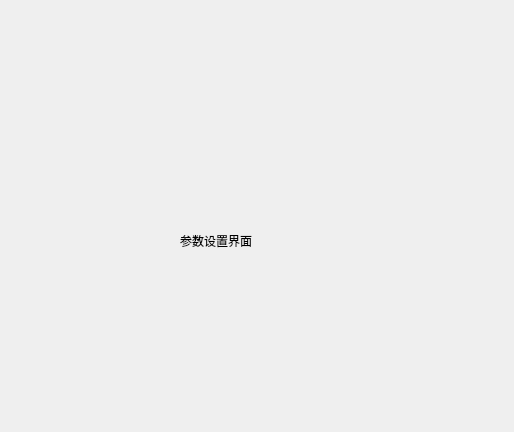
Above: BusBar/setting/settingwid.ui from luozhiyong131/BusBar before the change. Below: the same form after it.
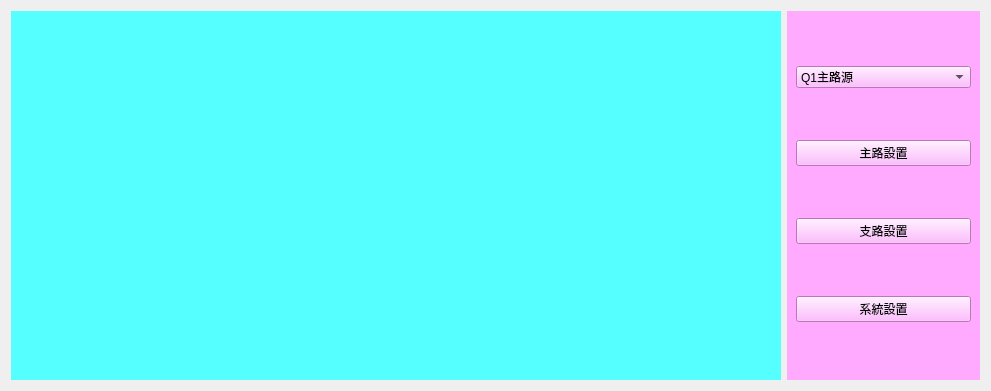
That is the form after the change.

```diff
--- a/BusBar/setting/settingwid.ui
+++ b/BusBar/setting/settingwid.ui
@@ -6,26 +6,81 @@
    <rect>
     <x>0</x>
     <y>0</y>
-    <width>514</width>
-    <height>432</height>
+    <width>991</width>
+    <height>391</height>
    </rect>
   </property>
   <property name="windowTitle">
    <string>Form</string>
   </property>
-  <widget class="QLabel" name="label">
-   <property name="geometry">
-    <rect>
-     <x>180</x>
-     <y>180</y>
-     <width>111</width>
-     <height>121</height>
-    </rect>
-   </property>
-   <property name="text">
-    <string>参数设置界面</string>
-   </property>
-  </widget>
+  <layout class="QHBoxLayout" name="horizontalLayout" stretch="4,1">
+   <item>
+    <widget class="QStackedWidget" name="stackedWidget">
+     <property name="styleSheet">
+      <string notr="true">background-color: rgb(85, 255, 255);</string>
+     </property>
+     <widget class="QWidget" name="page"/>
+     <widget class="QWidget" name="page_2"/>
+    </widget>
+   </item>
+   <item>
+    <widget class="QWidget" name="widget" native="true">
+     <property name="styleSheet">
+      <string notr="true">background-color: rgb(255, 170, 255);</string>
+     </property>
+     <layout class="QVBoxLayout" name="verticalLayout" stretch="1,2,0,0">
+      <item>
+       <widget class="QComboBox" name="comboBox">
+        <property name="currentIndex">
+         <number>0</number>
+        </property>
+        <item>
+         <property name="text">
+          <string>Q1主路源</string>
+         </property>
+        </item>
+        <item>
+         <property name="text">
+          <string>Q2主路源</string>
+         </property>
+        </item>
+        <item>
+         <property name="text">
+          <string>Q3主路源</string>
+         </property>
+        </item>
+        <item>
+         <property name="text">
+          <string>Q4主路源</string>
+         </property>
+        </item>
+       </widget>
+      </item>
+      <item>
+       <widget class="QPushButton" name="pushButton">
+        <property name="text">
+         <string>主路設置</string>
+        </property>
+       </widget>
+      </item>
+      <item>
+       <widget class="QPushButton" name="pushButton_2">
+        <property name="text">
+         <string>支路設置</string>
+        </property>
+       </widget>
+      </item>
+      <item>
+       <widget class="QPushButton" name="pushButton_3">
+        <property name="text">
+         <string>系統設置</string>
+        </property>
+       </widget>
+      </item>
+     </layout>
+    </widget>
+   </item>
+  </layout>
  </widget>
  <resources/>
  <connections/>
```
